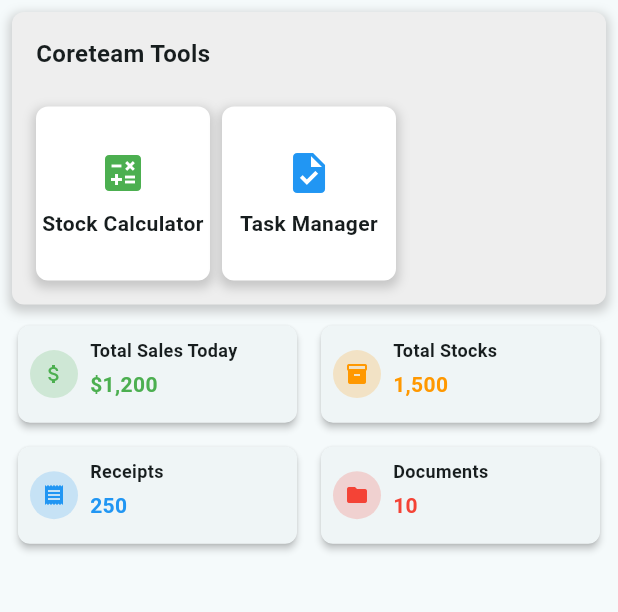
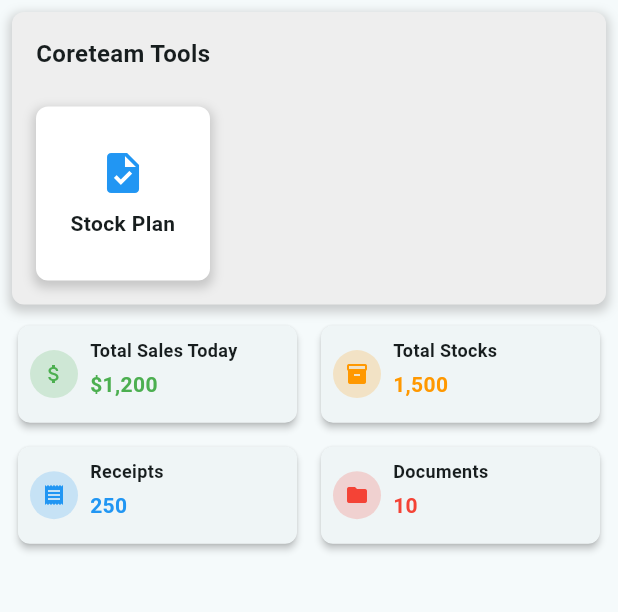
Before and after one commit to Raymond0627/ctapp2, a Flutter app: the screen it shows after launch, on a phone screen of 412 x 824 dp, the part 84-696 px from its top. Run offline on Flutter 3.47's test engine with Material 3 defaults, Android fonts, the phone set to English and light mode, and no system bars; our stand-ins replace shared_preferences.

Commit message:
stock plan is noiw ok

```diff
--- a/my_new_project/analysis_options.yaml
+++ b/my_new_project/analysis_options.yaml
@@ -9,7 +9,7 @@
 # packages, and plugins designed to encourage good coding practices.
 analyzer:
   errors:
-    use_build_context_synchronously: ignore
+    use_build_context_synchronously: ignore ignore
 include: package:flutter_lints/flutter.yaml
 
 linter:
--- a/my_new_project/lib/homepage.dart
+++ b/my_new_project/lib/homepage.dart
@@ -126,76 +126,7 @@ class _MyHomePageState extends State<MyHomePage> {
                         shrinkWrap: true,
                         physics: const NeverScrollableScrollPhysics(),
                         children: [
-                          // Stock Calculator with tap animation
-                          GestureDetector(
-                            onTap: () {
-                              setState(() {
-                                _isStockCalculatorTapped = true;
-                              });
-
-                              Future.delayed(const Duration(milliseconds: 100),
-                                  () {
-                                if (mounted) {
-                                  setState(() {
-                                    _isStockCalculatorTapped = false;
-                                  });
-                                }
-
-                                Navigator.push(
-                                  context,
-                                  MaterialPageRoute(
-                                      builder: (context) =>
-                                          const StockCalculatorPage()),
-                                );
-                              });
-                            },
-                            child: AnimatedScale(
-                              scale: _isStockCalculatorTapped ? 0.95 : 1.0,
-                              duration: const Duration(milliseconds: 100),
-                              curve: Curves.easeInOut,
-                              child: AnimatedContainer(
-                                duration: const Duration(milliseconds: 300),
-                                curve: Curves.easeInOut,
-                                decoration: BoxDecoration(
-                                  borderRadius: BorderRadius.circular(8),
-                                  color: _isStockCalculatorTapped
-                                      ? Colors.green.shade100
-                                      : Colors.white,
-                                  boxShadow: [
-                                    BoxShadow(
-                                      color: Colors.grey
-                                          .withAlpha((0.5 * 255).toInt()),
-                                      spreadRadius: 2,
-                                      blurRadius: 5,
-                                      offset: const Offset(0, 3),
-                                    ),
-                                  ],
-                                ),
-                                child: Column(
-                                  mainAxisAlignment: MainAxisAlignment.center,
-                                  children: const [
-                                    Icon(
-                                      Icons.calculate,
-                                      size: 32,
-                                      color: Colors.green,
-                                    ),
-                                    SizedBox(height: 8),
-                                    Center(
-                                      child: Text(
-                                        'Stock Calculator',
-                                        textAlign: TextAlign.center,
-                                        style: TextStyle(
-                                          fontSize: 14,
-                                          fontWeight: FontWeight.bold,
-                                        ),
-                                      ),
-                                    ),
-                                  ],
-                                ),
-                              ),
-                            ),
-                          ),
-                          // Task Manager
+                          // Task Manager Icon in home page
                           GestureDetector(
                             onTap: () {
                               // Navigate to MyPlansPage
@@ -233,7 +164,7 @@ class _MyHomePageState extends State<MyHomePage> {
                                   SizedBox(height: 8),
                                   Center(
                                     child: Text(
-                                      'Task Manager',
+                                      'Stock Plan',
                                       textAlign: TextAlign.center,
                                       style: TextStyle(
                                         fontSize: 14,
```
Also changed, not shown: my_new_project/lib/planpage.dart (+76 -80 lines), my_new_project/lib/scp.dart (deleted, +0 -112 lines), my_new_project/lib/stockcalculator.dart (+7 -3 lines).
